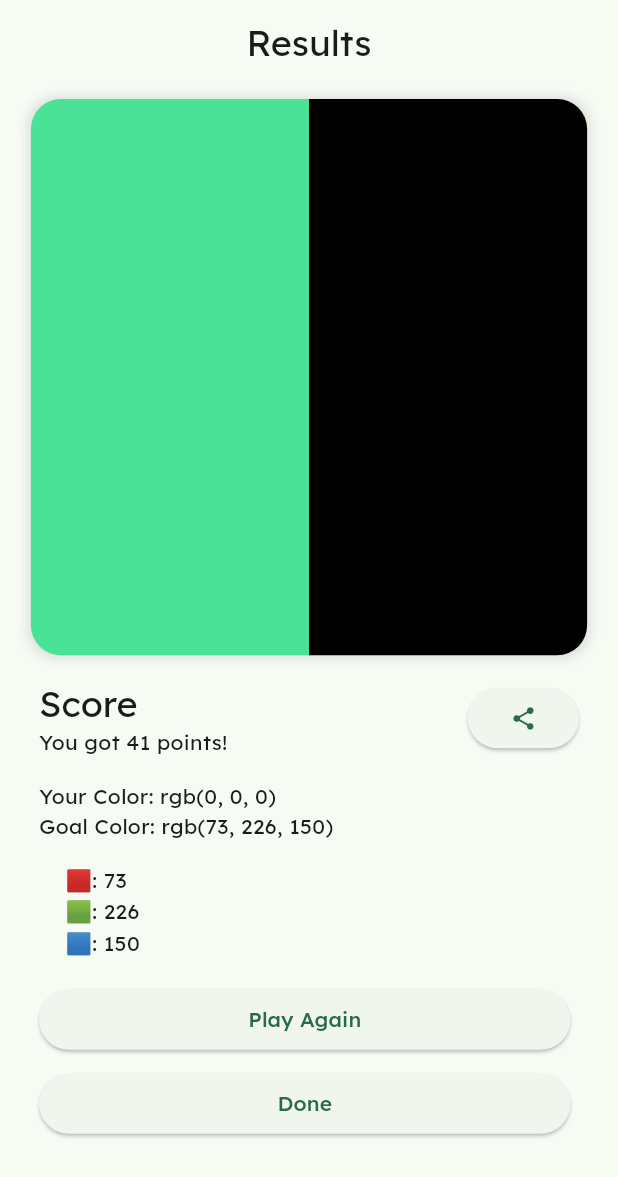
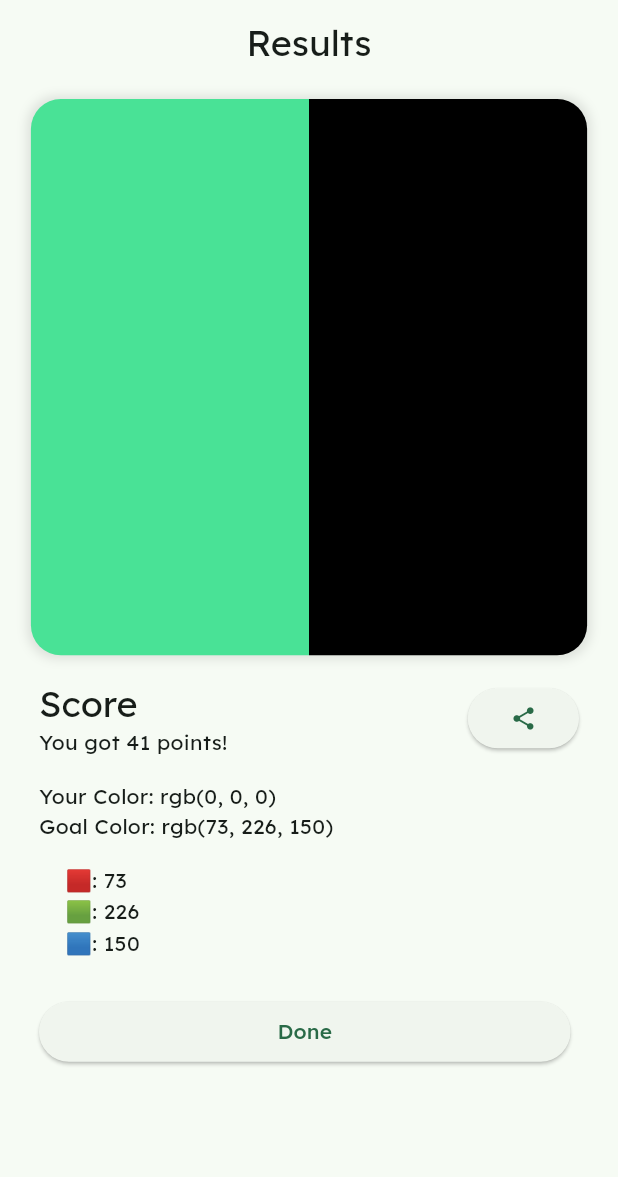
Before and after one commit to simonerlic/colour-guesser, a Flutter app: the GameView screen opened directly, after a tap on "Make Guess", on a phone screen of 412 x 824 dp. Shown: the top 1177 px of the screen. Run offline on Flutter 3.47's test engine with Material 2 defaults, Android fonts, the phone set to English and light mode, and no system bars; our stand-ins replace share_plus, shared_preferences; accounts and stored records are empty.

Commit message:
Add replay feature, stylize main menu

```diff
--- a/lib/main.dart
+++ b/lib/main.dart
@@ -50,6 +50,7 @@ class MyApp extends StatelessWidget {
               TextStyle(fontFamily: 'Lexend', fontWeight: FontWeight.w400),
           headlineMedium:
               TextStyle(fontFamily: 'Lexend', fontWeight: FontWeight.w500),
+          // Colour to be a tinted version of the primary colour
         ),
       ),
       themeMode: ThemeMode.system,
@@ -158,8 +159,8 @@ class _StartPageState extends State<StartPage> {
         context: context,
         builder: (context) => AlertDialog(
           title: const Text("Already Played"),
-          content:
-              const Text("You've already played today. Come back tomorrow!"),
+          content: const Text(
+              "You have already played the daily challenge today.\n\nPlease come back tomorrow to play again."),
           actions: [
             ElevatedButton(
               child: const Text("OK"),
@@ -250,9 +251,17 @@ class _StartPageState extends State<StartPage> {
         child: Column(
           mainAxisAlignment: MainAxisAlignment.center,
           children: [
-            Text("Prismatic",
-                // Use Lexend-Medium for the title
-                style: Theme.of(context).textTheme.headlineMedium),
+            Row(
+              mainAxisAlignment: MainAxisAlignment.center,
+              children: [
+                Icon(Icons.auto_awesome_mosaic_rounded,
+                    color: Theme.of(context).colorScheme.primary),
+                const SizedBox(width: 8),
+                Text("Prismatic",
+                    // Use Lexend-Medium for the title
+                    style: Theme.of(context).textTheme.headlineMedium),
+              ],
+            ),
             const SizedBox(height: 8),
             if (hasPlayedDailyChallenge)
               CountdownTimer(initialDuration: timeLeftUntilNextDay!),
--- a/lib/views/game_view.dart
+++ b/lib/views/game_view.dart
@@ -93,6 +93,7 @@ class _GameViewState extends State<GameView> {
                       builder: (context) => ResultsPage(
                         goalColor: color,
                         userColor: selectedColor,
+                        wasRandom: widget.useRandomDate,
                       ),
                     ),
                   );
--- a/lib/views/results_page.dart
+++ b/lib/views/results_page.dart
@@ -8,11 +8,13 @@ import 'package:share_plus/share_plus.dart';
 class ResultsPage extends StatelessWidget {
   final Color goalColor;
   final Color userColor;
+  final bool wasRandom;
 
   const ResultsPage({
     Key? key,
     required this.goalColor,
     required this.userColor,
+    required this.wasRandom,
   }) : super(key: key);
 
   int _getScore(Color goalColor, Color userColor) {
@@ -121,6 +123,7 @@ Can you beat my score? https://prismatic.serlic.dev""",
                   const SizedBox(
                     height: 16,
                   ),
+                  if (wasRandom)
                     SizedBox(
                       width: MediaQuery.of(context).size.width * 0.86,
                       child: ElevatedButton(
@@ -133,7 +136,7 @@ Can you beat my score? https://prismatic.serlic.dev""",
                                     const GameView(useRandomDate: true)),
                           );
                         },
-                      child: const Text("Play Again"),
+                        child: const Text("New Game"),
                       ),
                     ),
                   const SizedBox(
```
Lines whose indentation alone changed are shown as unchanged.
